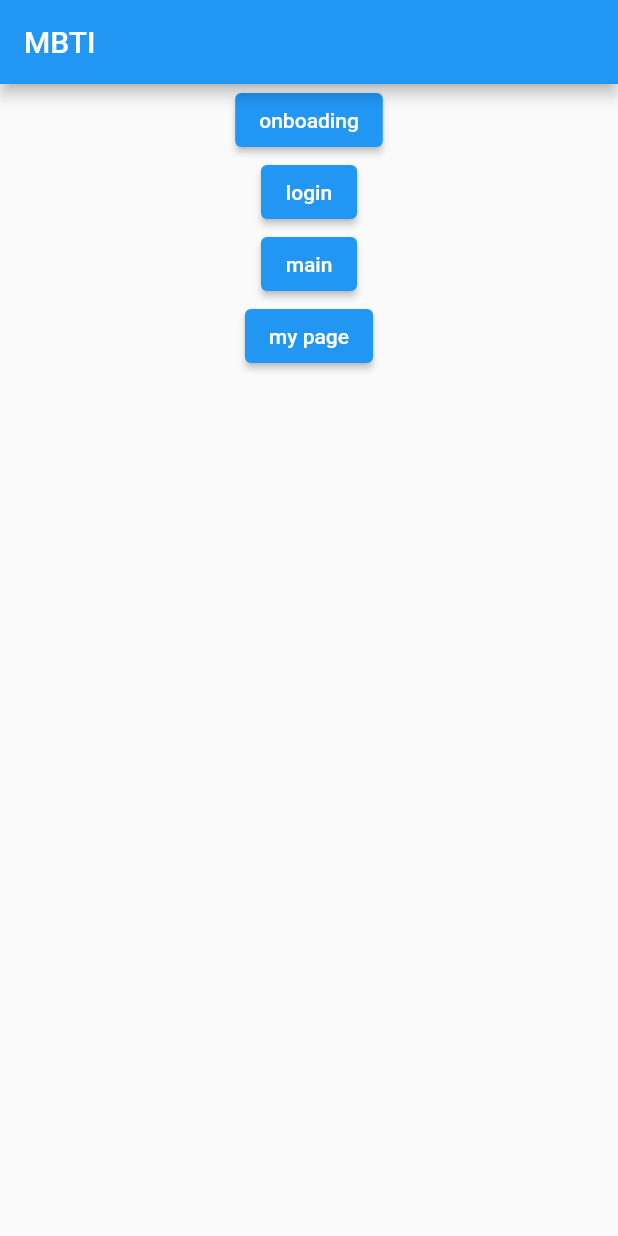
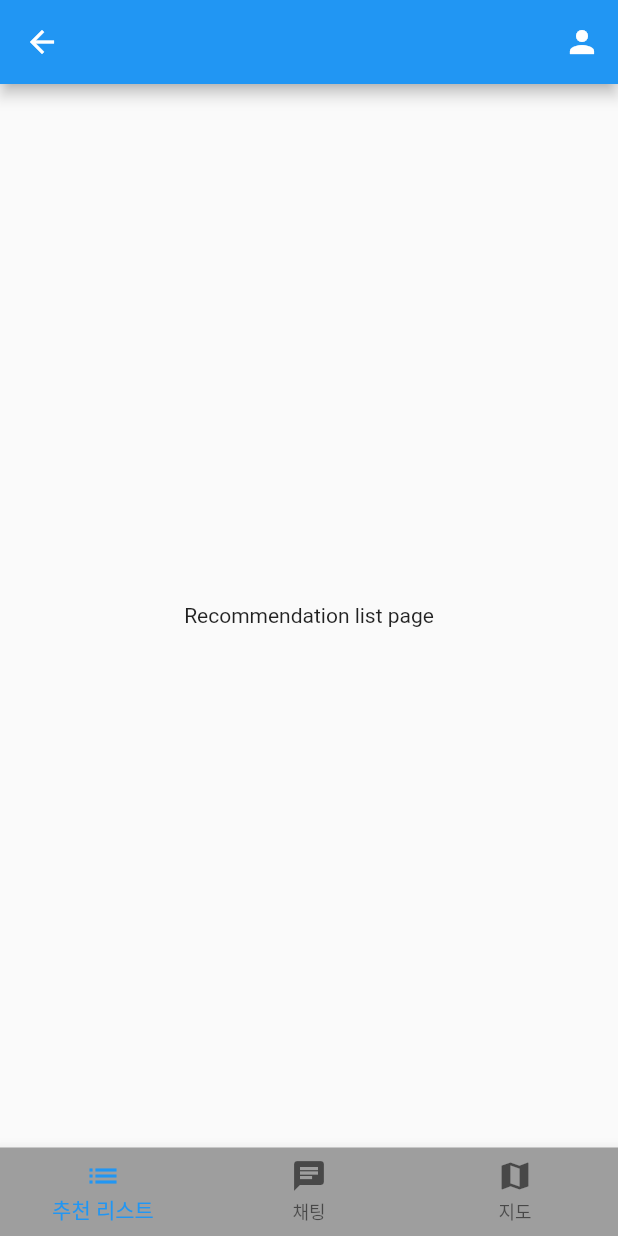
Before and after one commit to startFromBottom/simple_mbti_storage, a Flutter app: the screen it shows after launch, after a tap on "main", on a phone screen of 412 x 824 dp. Run offline on Flutter 3.47's test engine with Material 2 defaults, Android fonts, the phone set to English and light mode, and no system bars.

Commit message:
set basic UI structure

```diff
--- a/lib/main.dart
+++ b/lib/main.dart
@@ -1,6 +1,7 @@
 // import 'package:firebase_core/firebase_core.dart';
 import 'package:flutter/material.dart';
 import 'package:simple_mbti_store/onboarding.dart';
+import 'package:simple_mbti_store/ui/main_page.dart';
 // MBTI class를 하나 만들어두면 편하겠네요.
 // MBTI, 속성
 // (예시)
@@ -44,15 +45,22 @@ class AppListPage extends StatelessWidget {
           child: Column(
             children: [
               ElevatedButton(
+                onPressed: () {
+                  goToPage(context, Onboarding());
+                },
+                child: Text("onboading"),
+              ),
+              ElevatedButton(
+                onPressed: () {
+                  // TODO implemented.
+                },
+                child: Text("login"),
+              ),
+              ElevatedButton(
                   onPressed: () {
-                    Navigator.push(
-                      context,
-                      MaterialPageRoute(builder: (_) => Onboarding()),
-                    );
+                    goToPage(context, MainPage());
                   },
-                  child: Text("onboading")),
-              ElevatedButton(onPressed: () {}, child: Text("login")),
-              ElevatedButton(onPressed: () {}, child: Text("main")),
+                  child: Text("main")),
               ElevatedButton(onPressed: () {}, child: Text("my page")),
             ],
           ),
@@ -60,4 +68,11 @@ class AppListPage extends StatelessWidget {
       ),
     );
   }
+
+  void goToPage(BuildContext context, Widget page) {
+    Navigator.push(
+      context,
+      MaterialPageRoute(builder: (_) => page),
+    );
+  }
 }
--- /dev/null
+++ b/lib/ui/main_page.dart
@@ -0,0 +1,52 @@
+import 'package:flutter/material.dart';
+import 'package:simple_mbti_store/ui/main_page/chatting.dart';
+import 'package:simple_mbti_store/ui/main_page/map.dart';
+import 'package:simple_mbti_store/ui/main_page/recommendation.dart';
+
+class MainPage extends StatefulWidget {
+  const MainPage({Key? key}) : super(key: key);
+
+  @override
+  State<MainPage> createState() => _MainPageState();
+}
+
+class _MainPageState extends State<MainPage> {
+  int currentIndex = 0;
+
+  // final Map<S pageNameList = ["list", "chatting", "map"];
+
+  @override
+  Widget build(BuildContext context) {
+    return Scaffold(
+      appBar: AppBar(actions: [
+        IconButton(
+          icon: Icon(Icons.person),
+          onPressed: () {},
+        ),
+      ]),
+      body: IndexedStack(
+        index: currentIndex,
+        children: [
+          RecommendationPage(),
+          ChattingPage(),
+          MapPage(),
+        ],
+      ),
+      bottomNavigationBar: BottomNavigationBar(
+        currentIndex: currentIndex,
+        type: BottomNavigationBarType.fixed,
+        backgroundColor: Colors.grey,
+        onTap: (value) {
+          setState(() {
+            currentIndex = value;
+          });
+        },
+        items: [
+          BottomNavigationBarItem(icon: Icon(Icons.list), label: "추천 리스트"),
+          BottomNavigationBarItem(icon: Icon(Icons.chat), label: "채팅"),
+          BottomNavigationBarItem(icon: Icon(Icons.map), label: "지도"),
+        ],
+      ),
+    );
+  }
+}
--- /dev/null
+++ b/lib/ui/main_page/chatting.dart
@@ -0,0 +1,12 @@
+import 'package:flutter/material.dart';
+
+class ChattingPage extends StatelessWidget {
+  const ChattingPage({Key? key}) : super(key: key);
+
+  @override
+  Widget build(BuildContext context) {
+    return Center(
+      child: Text("chatting page"),
+    );
+  }
+}
--- /dev/null
+++ b/lib/ui/main_page/chatting_rooms.dart
@@ -0,0 +1,10 @@
+import 'package:flutter/material.dart';
+
+class chattingRooms extends StatelessWidget {
+  const chattingRooms({Key? key}) : super(key: key);
+
+  @override
+  Widget build(BuildContext context) {
+    return Container();
+  }
+}
--- /dev/null
+++ b/lib/ui/main_page/map.dart
@@ -0,0 +1,12 @@
+import 'package:flutter/material.dart';
+
+class MapPage extends StatelessWidget {
+  const MapPage({Key? key}) : super(key: key);
+
+  @override
+  Widget build(BuildContext context) {
+    return Center(
+      child: Text("map page"),
+    );
+  }
+}
--- /dev/null
+++ b/lib/ui/main_page/recommendation.dart
@@ -0,0 +1,12 @@
+import 'package:flutter/material.dart';
+
+class RecommendationPage extends StatelessWidget {
+  const RecommendationPage({Key? key}) : super(key: key);
+
+  @override
+  Widget build(BuildContext context) {
+    return Center(
+      child: Text("Recommendation list page"),
+    );
+  }
+}
```
